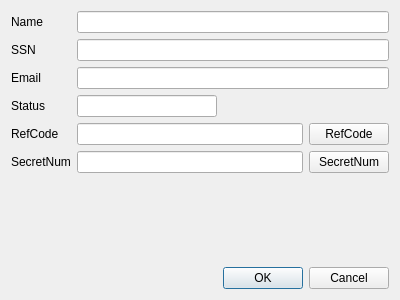
Qt form CAMan/user_dlg.ui (jykim74/CertMan) before a commit.
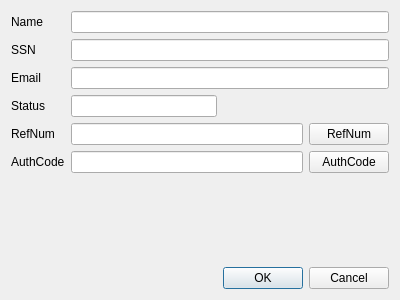
The same form after that commit.

What changed in the file:
```diff
--- a/CAMan/user_dlg.ui
+++ b/CAMan/user_dlg.ui
@@ -24,7 +24,7 @@
    <item row="6" column="0">
     <widget class="QLabel" name="label_7">
      <property name="text">
-      <string>SecretNum</string>
+      <string>AuthCode</string>
      </property>
     </widget>
    </item>
@@ -58,21 +58,21 @@
    <item row="5" column="0">
     <widget class="QLabel" name="label_6">
      <property name="text">
-      <string>RefCode</string>
+      <string>RefNum</string>
      </property>
     </widget>
    </item>
    <item row="5" column="3">
     <widget class="QPushButton" name="mRefCodeBtn">
      <property name="text">
-      <string>RefCode</string>
+      <string>RefNum</string>
      </property>
     </widget>
    </item>
    <item row="6" column="3">
     <widget class="QPushButton" name="mSecretNumBtn">
      <property name="text">
-      <string>SecretNum</string>
+      <string>AuthCode</string>
      </property>
     </widget>
    </item>
```
Left out of the diff: 8 changed lines with no effect on the pictures.
